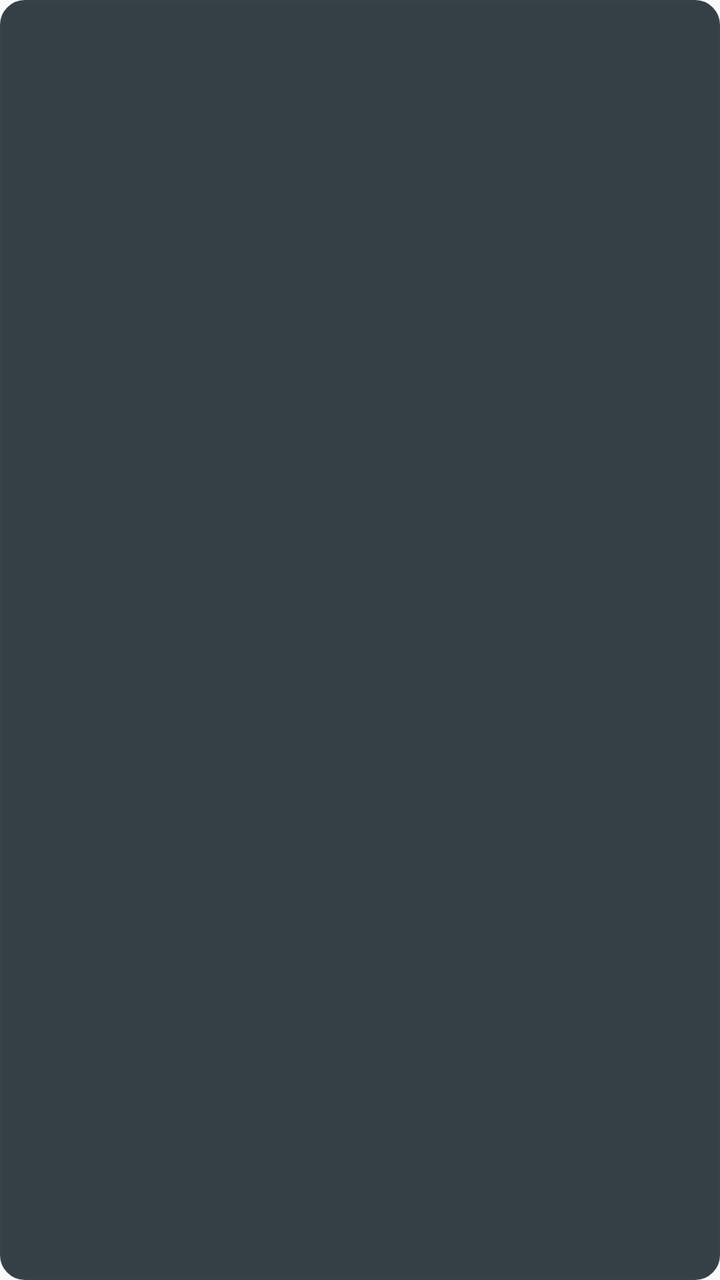
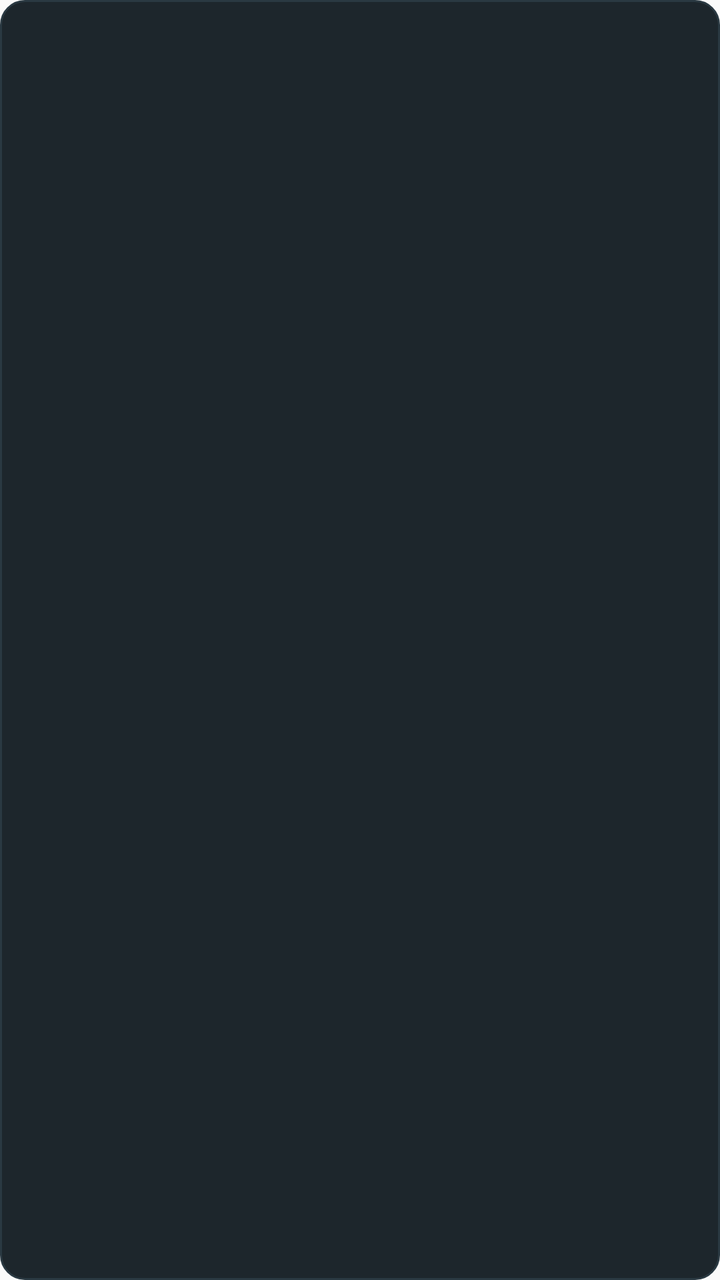

Compare the two renders of this Android layout. The source of the first and the diff that turns it into the second are given below.
<!-- AndroidManifest.xml: application theme Theme.Translator -->
<!-- res/layout/bubble_overlay.xml -->
<?xml version="1.0" encoding="utf-8"?>
<LinearLayout xmlns:android="http://schemas.android.com/apk/res/android"
    android:layout_width="match_parent"
    android:layout_height="match_parent"
    android:background="@drawable/bg_translation_bubble"
    android:orientation="horizontal"
    android:gravity="center_vertical"
    android:paddingStart="12dp"
    android:paddingEnd="12dp"
    android:paddingTop="6dp"
    android:paddingBottom="6dp">

    <TextView
        android:id="@+id/translated_text"
        android:layout_width="match_parent"
        android:layout_height="wrap_content"
        android:textColor="#E9EDEF"
        android:textSize="14.5sp"
        android:textStyle="normal"
        android:lineSpacingExtra="2dp" />
</LinearLayout>
<!-- resources referenced by this layout -->
<resources>
  <!-- drawable bg_translation_bubble (drawable) -->
  <?xml version="1.0" encoding="utf-8"?>
  <shape xmlns:android="http://schemas.android.com/apk/res/android"
      android:shape="rectangle">
      <solid android:color="#E6202C33" />
      <corners android:radius="12dp" />
      <stroke
          android:width="1dp"
          android:color="#374248" />
  </shape>
  <style name="Theme.Translator" parent="android:Theme.Material.Light.NoActionBar" />
</resources>

<!-- the commit's change to res/layout/bubble_overlay.xml (unified diff, before → after) -->
@@ -7,15 +7,15 @@
     android:gravity="center_vertical"
     android:paddingStart="12dp"
     android:paddingEnd="12dp"
-    android:paddingTop="6dp"
-    android:paddingBottom="6dp">
+    android:paddingTop="7dp"
+    android:paddingBottom="7dp">
 
     <TextView
         android:id="@+id/translated_text"
         android:layout_width="match_parent"
         android:layout_height="wrap_content"
-        android:textColor="#E9EDEF"
-        android:textSize="14.5sp"
-        android:textStyle="normal"
+        android:textColor="#F8FAFC"
+        android:textSize="14sp"
+        android:fontFamily="sans-serif"
         android:lineSpacingExtra="2dp" />
 </LinearLayout>
<!-- resource entries referenced after the edit -->
@@ -4,11 +4,11 @@
   <?xml version="1.0" encoding="utf-8"?>
   <shape xmlns:android="http://schemas.android.com/apk/res/android"
       android:shape="rectangle">
-      <solid android:color="#E6202C33" />
+      <solid android:color="#F2111B21" />
       <corners android:radius="12dp" />
       <stroke
           android:width="1dp"
-          android:color="#374248" />
+          android:color="#2A3942" />
   </shape>
   <style name="Theme.Translator" parent="android:Theme.Material.Light.NoActionBar" />
 </resources>
